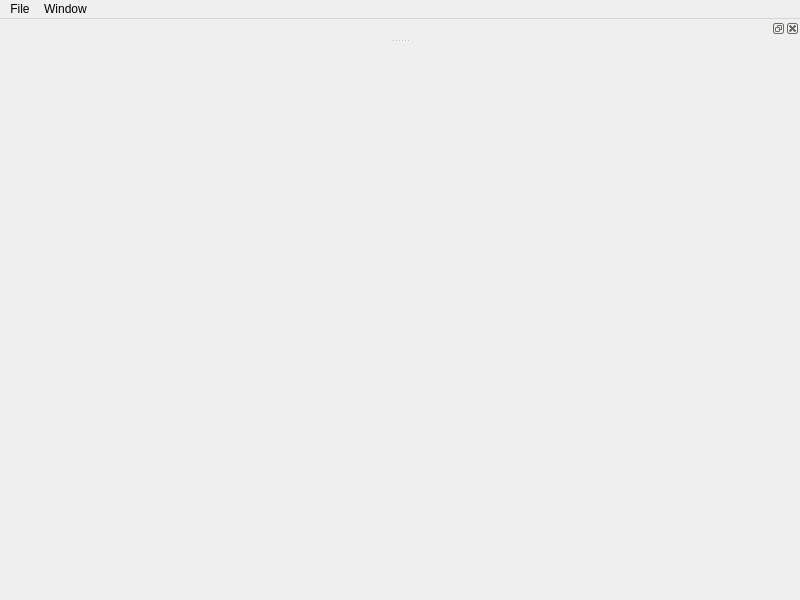
Before: the Qt Designer form MainApp/MainWindow.ui in MADTeacherTeam/PyGraphicsMap, drawn with Qt 5.
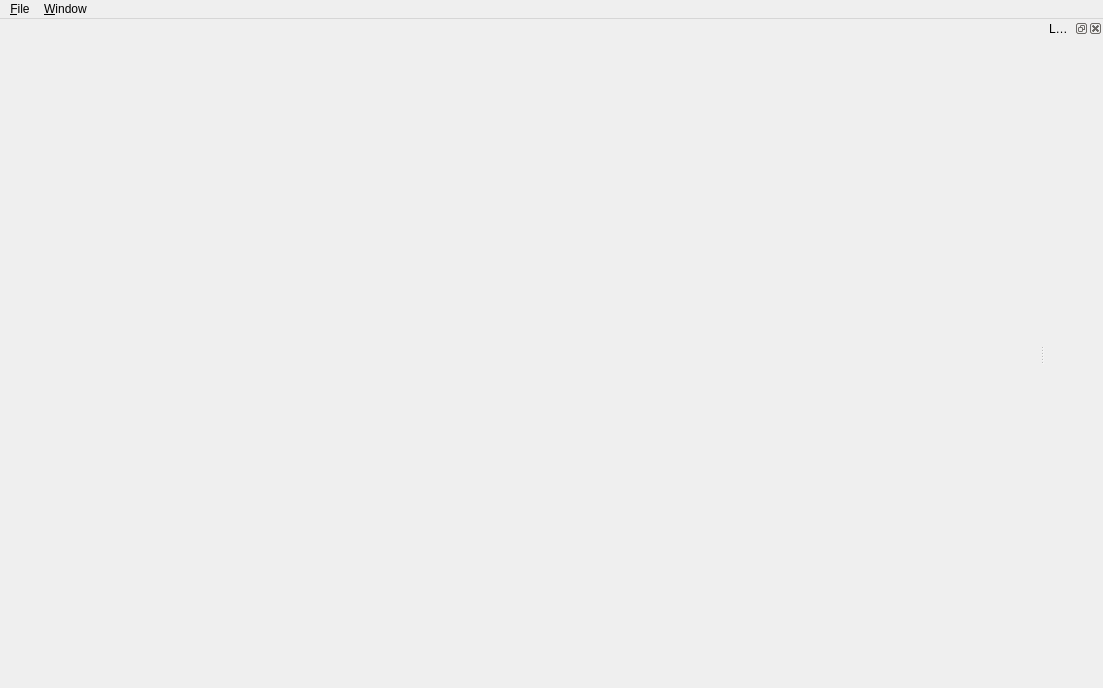
After: the same form once the commit is applied.

```diff
--- a/MainApp/MainWindow.ui
+++ b/MainApp/MainWindow.ui
@@ -6,42 +6,45 @@
    <rect>
     <x>0</x>
     <y>0</y>
-    <width>800</width>
-    <height>600</height>
+    <width>1103</width>
+    <height>688</height>
    </rect>
   </property>
   <property name="windowTitle">
    <string>MainWindow</string>
   </property>
-  <widget class="QWidget" name="centralwidget"/>
-  <widget class="QMenuBar" name="menubar">
+  <widget class="QWidget" name="centralWidget"/>
+  <widget class="QDockWidget" name="dockWidget">
+   <property name="windowTitle">
+    <string>Layers</string>
+   </property>
+   <attribute name="dockWidgetArea">
+    <number>2</number>
+   </attribute>
+   <widget class="QWidget" name="dockWidgetContents"/>
+  </widget>
+  <widget class="QMenuBar" name="menuBar">
    <property name="geometry">
     <rect>
      <x>0</x>
      <y>0</y>
-     <width>800</width>
+     <width>1103</width>
      <height>21</height>
     </rect>
    </property>
+   <widget class="QMenu" name="menuWindow">
+    <property name="title">
+     <string>&amp;Window</string>
+    </property>
+   </widget>
    <widget class="QMenu" name="menuFile">
     <property name="title">
-     <string>File</string>
+     <string>&amp;File</string>
     </property>
     <addaction name="actionExit"/>
    </widget>
-   <widget class="QMenu" name="menuWindows">
-    <property name="title">
-     <string>Window</string>
-    </property>
-   </widget>
    <addaction name="menuFile"/>
-   <addaction name="menuWindows"/>
-  </widget>
-  <widget class="QDockWidget" name="dockWidget">
-   <attribute name="dockWidgetArea">
-    <number>4</number>
-   </attribute>
-   <widget class="QWidget" name="dockWidgetContents"/>
+   <addaction name="menuWindow"/>
   </widget>
   <action name="actionExit">
    <property name="text">
@@ -49,6 +52,7 @@
    </property>
   </action>
  </widget>
+ <layoutdefault spacing="6" margin="11"/>
  <resources/>
  <connections/>
 </ui>
```
Left out of the diff: 7 changed lines with no effect on the pictures.
